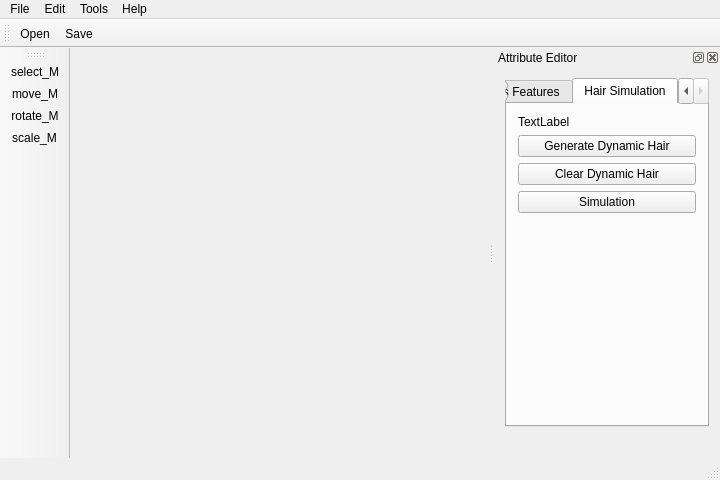
This is visual_studio/Barber/MainWindow.ui in ShenyaoKe/GeometricModeling as Qt 5 draws it before an edit. The edited form follows.
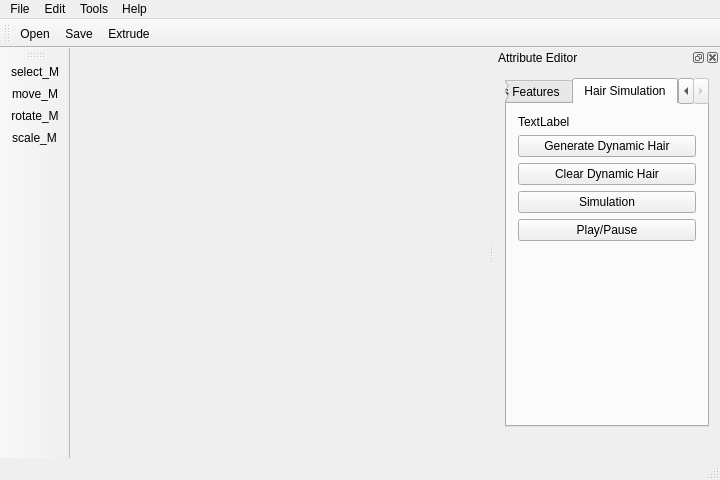
This is the edited form. Icons and pictures are not drawn.

What changed in the file:
```diff
--- a/visual_studio/Barber/MainWindow.ui
+++ b/visual_studio/Barber/MainWindow.ui
@@ -88,6 +88,7 @@
    </attribute>
    <addaction name="actionOpen"/>
    <addaction name="actionSave"/>
+   <addaction name="actionExtrude"/>
   </widget>
   <widget class="QDockWidget" name="attr_editor">
    <property name="windowTitle">
@@ -378,6 +379,13 @@
              </property>
             </widget>
            </item>
+           <item row="3" column="0">
+            <widget class="QPushButton" name="play_button">
+             <property name="text">
+              <string>Play/Pause</string>
+             </property>
+            </widget>
+           </item>
           </layout>
          </item>
          <item>
@@ -504,6 +512,14 @@
     <string>Ctrl+S</string>
    </property>
   </action>
+  <action name="actionExtrude">
+   <property name="text">
+    <string>Extrude</string>
+   </property>
+   <property name="shortcut">
+    <string>Ctrl+E</string>
+   </property>
+  </action>
  </widget>
  <layoutdefault spacing="6" margin="11"/>
  <resources>
```
Left out of the diff: 23 changed lines with no effect on the pictures.
